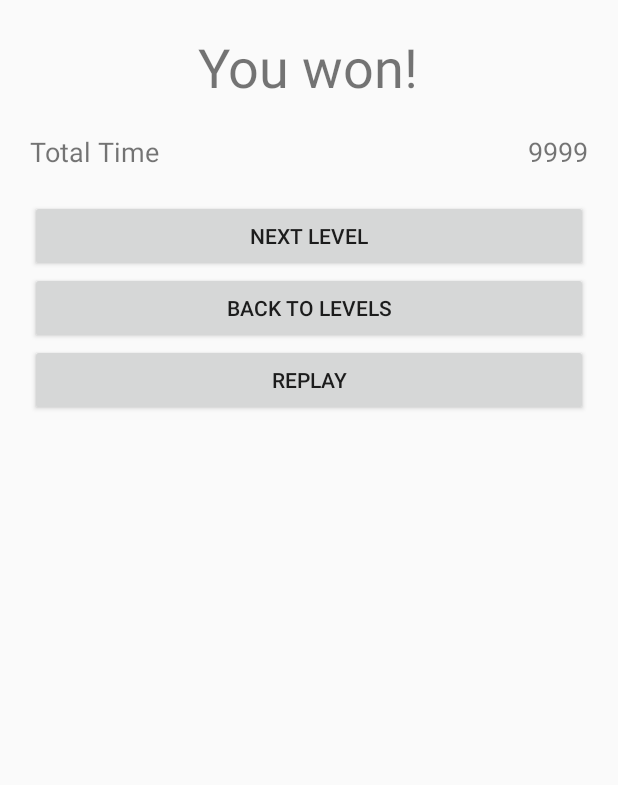
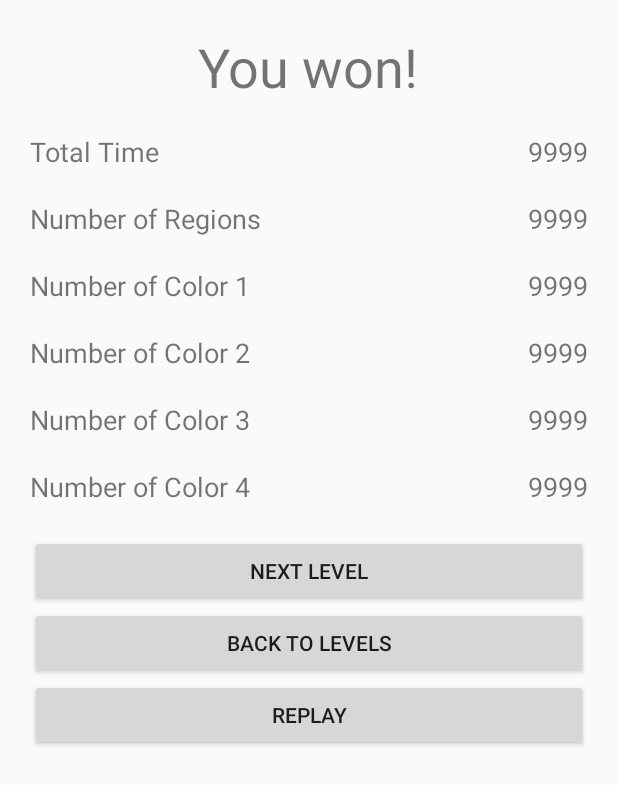
Before and after one commit to simonolander/four, an Android app: the layout fragment_victory.xml on its own in the app's theme, with its tools: preview values and no code run, on a phone screen of 412 x 824 dp. Shown: the top 785 px of the screen. Run offline under Robolectric (Android 15) with nearby library versions, the light colour scheme and no system bars.

Commit message:
Number of colors in victory screen

```diff
--- a/app/src/main/java/se/olander/android/four/LevelFragment.java
+++ b/app/src/main/java/se/olander/android/four/LevelFragment.java
@@ -183,7 +183,10 @@ public class LevelFragment extends Fragment {
         manager.popBackStack();
         manager
             .beginTransaction()
-            .replace(R.id.fragment_container, VictoryScreenFragment.newInstance(level, System.currentTimeMillis() - timeStart))
+            .replace(R.id.fragment_container, VictoryScreenFragment.newInstance(
+                level,
+               System.currentTimeMillis() - timeStart,
+                paintingView.getColorArray()))
             .addToBackStack(null)
             .commit();
     }
--- a/app/src/main/java/se/olander/android/four/PaintingView.java
+++ b/app/src/main/java/se/olander/android/four/PaintingView.java
@@ -15,6 +15,7 @@ import android.view.ScaleGestureDetector;
 import android.view.View;
 
 import java.util.List;
+import java.util.Map;
 
 public class PaintingView extends View {
     private static final String TAG = PaintingView.class.getSimpleName();
@@ -300,6 +301,10 @@ public class PaintingView extends View {
         this.onSelectedRegionChangedListener = listener;
     }
 
+    public Colour[] getColorArray() {
+        return painting.getColorArray();
+    }
+
     private class PaintingOnGestureListener extends GestureDetector.SimpleOnGestureListener {
         private final String TAG = PaintingOnGestureListener.class.getSimpleName();
 
--- a/app/src/main/res/layout/fragment_victory.xml
+++ b/app/src/main/res/layout/fragment_victory.xml
@@ -42,6 +42,131 @@
         android:layout_width="wrap_content"
         android:layout_height="20dp" />
 
+    <RelativeLayout
+        android:layout_width="match_parent"
+        android:layout_height="wrap_content"
+        android:orientation="horizontal">
+
+        <TextView
+            android:layout_width="wrap_content"
+            android:layout_height="wrap_content"
+            android:text="Number of Regions"
+            android:textSize="18sp" />
+
+        <TextView
+            android:id="@+id/number_of_regions"
+            android:layout_width="wrap_content"
+            android:layout_height="wrap_content"
+            android:layout_alignParentEnd="true"
+            android:textSize="18sp"
+            android:text="9999" />
+
+    </RelativeLayout>
+
+    <Space
+        android:layout_width="wrap_content"
+        android:layout_height="20dp" />
+
+    <RelativeLayout
+        android:layout_width="match_parent"
+        android:layout_height="wrap_content"
+        android:orientation="horizontal">
+
+        <TextView
+            android:layout_width="wrap_content"
+            android:layout_height="wrap_content"
+            android:text="Number of Color 1"
+            android:textSize="18sp" />
+
+        <TextView
+            android:id="@+id/number_of_color_1"
+            android:layout_width="wrap_content"
+            android:layout_height="wrap_content"
+            android:layout_alignParentEnd="true"
+            android:textSize="18sp"
+            android:text="9999" />
+
+    </RelativeLayout>
+
+    <Space
+        android:layout_width="wrap_content"
+        android:layout_height="20dp" />
+
+    <RelativeLayout
+        android:layout_width="match_parent"
+        android:layout_height="wrap_content"
+        android:orientation="horizontal">
+
+        <TextView
+            android:layout_width="wrap_content"
+            android:layout_height="wrap_content"
+            android:text="Number of Color 2"
+            android:textSize="18sp" />
+
+        <TextView
+            android:id="@+id/number_of_color_2"
+            android:layout_width="wrap_content"
+            android:layout_height="wrap_content"
+            android:layout_alignParentEnd="true"
+            android:textSize="18sp"
+            android:text="9999" />
+
+    </RelativeLayout>
+
+    <Space
+        android:layout_width="wrap_content"
+        android:layout_height="20dp" />
+
+    <RelativeLayout
+        android:layout_width="match_parent"
+        android:layout_height="wrap_content"
+        android:orientation="horizontal">
+
+        <TextView
+            android:layout_width="wrap_content"
+            android:layout_height="wrap_content"
+            android:text="Number of Color 3"
+            android:textSize="18sp" />
+
+        <TextView
+            android:id="@+id/number_of_color_3"
+            android:layout_width="wrap_content"
+            android:layout_height="wrap_content"
+            android:layout_alignParentEnd="true"
+            android:textSize="18sp"
+            android:text="9999" />
+
+    </RelativeLayout>
+
+    <Space
+        android:layout_width="wrap_content"
+        android:layout_height="20dp" />
+
+    <RelativeLayout
+        android:layout_width="match_parent"
+        android:layout_height="wrap_content"
+        android:orientation="horizontal">
+
+        <TextView
+            android:layout_width="wrap_content"
+            android:layout_height="wrap_content"
+            android:text="Number of Color 4"
+            android:textSize="18sp" />
+
+        <TextView
+            android:id="@+id/number_of_color_4"
+            android:layout_width="wrap_content"
+            android:layout_height="wrap_content"
+            android:layout_alignParentEnd="true"
+            android:textSize="18sp"
+            android:text="9999" />
+
+    </RelativeLayout>
+
+    <Space
+        android:layout_width="wrap_content"
+        android:layout_height="20dp" />
+
     <LinearLayout
         android:layout_width="match_parent"
         android:layout_height="wrap_content"
```
Also changed, not shown: app/src/main/java/se/olander/android/four/MathUtils.java (+10 -0 lines), app/src/main/java/se/olander/android/four/Painting.java (+8 -0 lines), app/src/main/java/se/olander/android/four/VictoryScreenFragment.java (+29 -4 lines).
